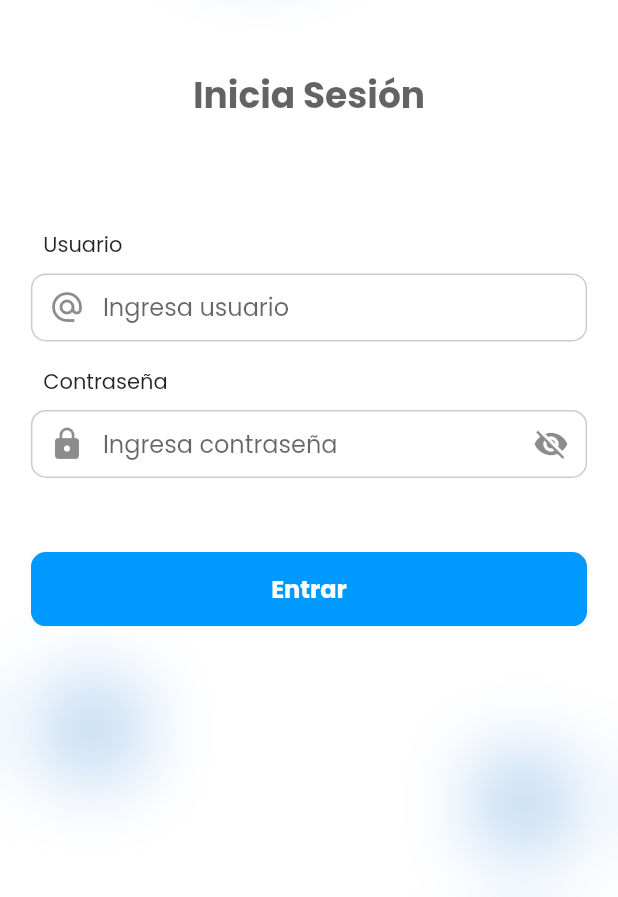
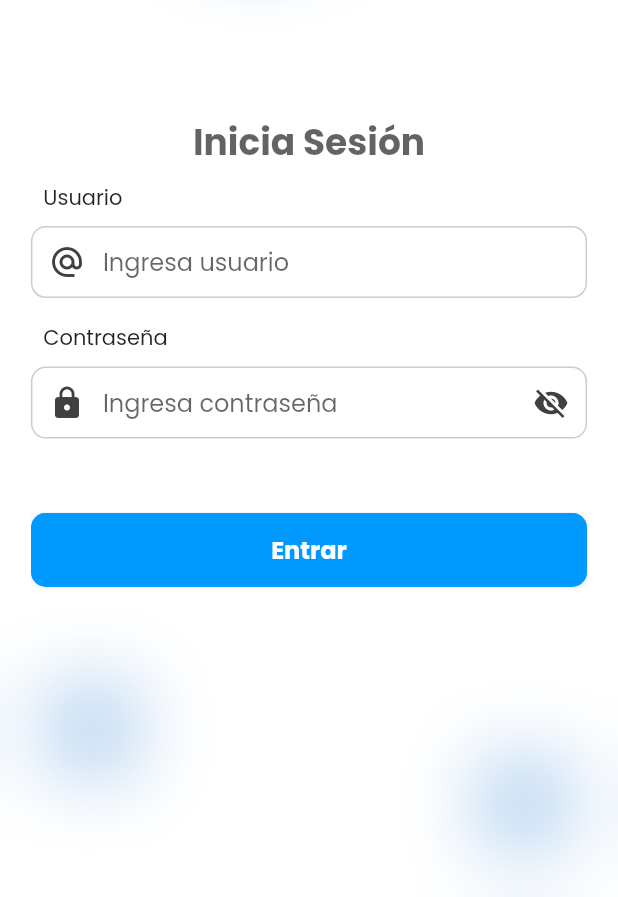
Before and after one commit to RitchieRS/emetrixapp, a Flutter app: the screen it shows after launch, on a phone screen of 412 x 824 dp, the part 339-1236 px from its top. Run offline on Flutter 3.47's test engine with Material 2 defaults, Android fonts, the phone set to English and light mode, and no system bars; our stand-ins replace animate_do, connectivity_plus, dio, flutter_riverpod, flutter_svg, freezed_annotation and 9 more; missing offline and left inert: hand_signature, qr_code_scanner; project files that could hold a hidden picture were left out.

Commit message:
Refactorizacion de sintaxis sound nullsafety

```diff
--- a/lib/app/core/modules/login/login.dart
+++ b/lib/app/core/modules/login/login.dart
@@ -10,7 +10,7 @@ class Login {
     required this.resp,
   });
 
-  final int idError;
+  final int? idError;
   final Resp resp;
 
   factory Login.fromRawJson(String str) => Login.fromJson(json.decode(str));
--- a/lib/app/core/modules/stores/stores.dart
+++ b/lib/app/core/modules/stores/stores.dart
@@ -13,7 +13,7 @@ class Store {
   int? definirNombre;
   String? clasificacion;
   int? rangoGPS;
-  String? checkGPS;
+  int? checkGPS;
 
   Store(
       {this.id,
--- a/lib/app/ui/modules/login/login.dart
+++ b/lib/app/ui/modules/login/login.dart
@@ -23,19 +23,17 @@ class LoginPage extends ConsumerStatefulWidget {
 class _LoginPageState extends ConsumerState<LoginPage> {
   final user = TextEditingController();
   final password = TextEditingController();
+  final userKey = GlobalKey<FormState>();
+  final passKey = GlobalKey<FormState>();
   bool obscurePassword = true;
   bool switchButton = false;
 
   @override
-  void initState() {
-    super.initState();
-    switchButton = false;
-  }
-
-  @override
   void dispose() {
     user.dispose();
+    userKey.currentState?.dispose();
     password.dispose();
+    passKey.currentState?.dispose();
     super.dispose();
   }
 
@@ -54,72 +52,54 @@ class _LoginPageState extends ConsumerState<LoginPage> {
       ),
       body: GestureDetector(
         onTap: () => FocusManager.instance.primaryFocus?.unfocus(),
-        child: SingleChildScrollView(
-          physics: const BouncingScrollPhysics(),
         child: Stack(
           children: [
             //Imagen
             const BackImage(),
 
-              Opacity(
-                opacity: 0.7,
-                child: Padding(
-                    padding: EdgeInsets.only(
-                      top: size.height * 0.33,
-                      //left: size.width * 0.07
-                    ),
-                    child: Align(
-                        alignment: Alignment.center,
-                        child: Text('Inicia Sesión', style: t.title))),
-              ),
-
             //Form
             FadeInUp(
               child: Padding(
-                  padding: EdgeInsets.only(top: size.height * 0.45),
-                  child: Container(
-                    height: size.height * 0.5,
-                    width: size.width,
-                    color: c.surface,
-                    child: Column(
+                padding: EdgeInsets.only(top: size.height * 0.3),
+                child: ListView(
+                  physics: const BouncingScrollPhysics(),
                   children: [
+                    Opacity(
+                      opacity: 0.7,
+                      child: Align(
+                          alignment: Alignment.center,
+                          child: Text('Inicia Sesión', style: t.title)),
+                    ),
                     //
                     Padding(
                         padding: EdgeInsets.only(
-                                top: size.height * 0.01,
-                                left: size.width * 0.07),
+                            top: size.height * 0.01, left: size.width * 0.07),
                         child: Align(
                             alignment: Alignment.centerLeft,
                             child: Text('Usuario', style: t.text2))),
                     TxtField(
+                      hinText: 'Ingresa usuario',
                       controller: user,
                       isPassword: false,
-                          obscurePassword: false,
-                          onPressed: () {},
+                      formKey: userKey,
                     ),
 
                     Padding(
                         padding: EdgeInsets.only(
-                                top: size.height * 0.01,
-                                left: size.width * 0.07),
+                            top: size.height * 0.01, left: size.width * 0.07),
                         child: Align(
                             alignment: Alignment.centerLeft,
                             child: Text('Contraseña', style: t.text2))),
                     TxtField(
+                      hinText: 'Ingresa contraseña',
                       controller: password,
                       isPassword: true,
-                          obscurePassword: obscurePassword,
-                          onPressed: () {
-                            setState(() {
-                              obscurePassword = !obscurePassword;
-                            });
-                          },
+                      formKey: passKey,
                     ),
 
                     switchButton == false
                         ? Padding(
-                                padding:
-                                    EdgeInsets.only(top: size.height * 0.05),
+                            padding: EdgeInsets.only(top: size.height * 0.05),
                             child: ButonDimentions(
                                 background: c.primary,
                                 title: 'Entrar',
@@ -128,11 +108,9 @@ class _LoginPageState extends ConsumerState<LoginPage> {
                                 width: size.width * 0.9,
                                 height: size.height * 0.06))
                         : Padding(
-                                padding:
-                                    EdgeInsets.only(top: size.height * 0.05),
+                            padding: EdgeInsets.only(top: size.height * 0.05),
                             child: const Center(
-                                  child:
-                                      CircularProgressIndicator(strokeWidth: 2),
+                              child: CircularProgressIndicator(strokeWidth: 2),
                             ),
                           )
 
@@ -141,11 +119,9 @@ class _LoginPageState extends ConsumerState<LoginPage> {
                 ),
               ),
             ),
-              ),
 
             //
           ],
-          ),
         ),
       ),
     );
@@ -155,77 +131,92 @@ class _LoginPageState extends ConsumerState<LoginPage> {
     final networkResult = await (Connectivity().checkConnectivity());
     setState(() => switchButton = !switchButton);
 
-    if (user.text.isEmpty || password.text.isEmpty) {
-      showYesNoMsj(
-          context: context,
-          title: 'Casi...',
-          content:
-              'El usuario y la contraseña no pueden estar vacios. Ingresa un usuario  y contraseña.',
-          yesOnly: true);
-      setState(() => switchButton = false);
-    } else if (networkResult == ConnectivityResult.none) {
+    if (!validateForm(userKey.currentState) &&
+        !validateForm(passKey.currentState)) {
+      setState(() {});
+      return;
+    }
+
+    if (!validateForm(userKey.currentState) ||
+        !validateForm(passKey.currentState)) {
+      setState(() {});
+      return;
+    }
+
+    if (networkResult == ConnectivityResult.none) {
       showYesNoMsj(
           context: context,
           title: 'Sin Conexión',
           content:
               'Conéctate a internet para poder iniciar sesión correctamente.',
           yesOnly: true);
+      setState(() => switchButton = false);
+      return;
+    }
 
+    await requestAccess();
+    //
+  }
+
+  bool validateForm(FormState? form) {
+    if (form != null) {
+      if (form.validate()) {
+        //Form is valid
+        setState(() {});
+        return true;
+      } else {
+        //Form is invalid
+        setState(() {});
         setState(() => switchButton = false);
-    } else {
-      await requestAccess();
-      await getStores();
+        return false;
       }
+    }
+    return false;
   }
 
   Future requestAccess() async {
     final prefs = await SharedPreferences.getInstance();
     final isDark = prefs.containsKey('isDarkMode');
+    final navigator = Navigator.of(context);
 
-    WidgetsBinding.instance.addPostFrameCallback((_) async {
-      final navigator = Navigator.of(context);
     bool userLoggedIn = await ref
         .read(loginControllerProvider.notifier)
         .sendRequest(user.text, password.text);
     setState(() {});
 
     if (userLoggedIn == true && isDark == false) {
-        Future.delayed(const Duration(seconds: 1)).whenComplete(() async {
+      await getStores();
       navigator.pushReplacementNamed('onboard');
       user.clear();
       password.clear();
       setState(() => switchButton = false);
       await vibrate();
-        });
-      } else if (userLoggedIn == true && isDark == true) {
-        Future.delayed(const Duration(seconds: 1)).whenComplete(() async {
+      return;
+    }
+    if (userLoggedIn == true && isDark == true) {
+      await getStores();
       navigator.pushReplacementNamed('home');
       user.clear();
       password.clear();
       setState(() => switchButton = false);
       await vibrate();
-        });
-      } else {
-        Future.delayed(const Duration(seconds: 1)).whenComplete(() {
+      return;
+    }
+    await Future.delayed(const Duration(seconds: 1)).whenComplete(() {
       setState(() => switchButton = false);
       user.clear();
       password.clear();
       showYesNoMsj(
           context: context,
           title: 'Error',
-              content:
-                  'El usuario y la contraseña no existen. Intentalo de nuevo.',
+          content: 'El usuario y la contraseña no existen. Intentalo de nuevo.',
           yesOnly: true);
-        });
-      }
     });
   }
 
   Future getStores() async {
-    WidgetsBinding.instance.addPostFrameCallback((_) async {
     List<String> storesJson = [];
-      final stores =
-          await ref.read(loginControllerProvider.notifier).getStores();
+    final stores = await ref.read(loginControllerProvider.notifier).getStores();
     final storesAdditional =
         await ref.read(loginControllerProvider.notifier).getAditionalStores();
 
@@ -237,6 +228,5 @@ class _LoginPageState extends ConsumerState<LoginPage> {
     });
 
     ref.read(loginControllerProvider.notifier).saveStoresData(storesJson);
-    });
   }
 }
--- a/lib/app/ui/modules/login/widgets/my_text_field.dart
+++ b/lib/app/ui/modules/login/widgets/my_text_field.dart
@@ -3,18 +3,18 @@ import 'package:flutter_riverpod/flutter_riverpod.dart';
 import 'package:emetrix_flutter/app/ui/utils/utils.dart';
 
 class TxtField extends ConsumerStatefulWidget {
-  const TxtField(
-      {super.key,
+  const TxtField({
+    super.key,
     required this.controller,
     required this.isPassword,
-      required this.obscurePassword,
-      required this.onPressed
+    required this.formKey,
+    this.hinText = 'Ingresa texto',
     // required this.onChanged
   });
   final TextEditingController controller;
   final bool isPassword;
-  final bool obscurePassword;
-  final void Function()? onPressed;
+  final GlobalKey<FormState> formKey;
+  final String hinText;
   // final Function(String text) onChanged;
 
   @override
@@ -22,74 +22,99 @@ class TxtField extends ConsumerStatefulWidget {
 }
 
 class _TxtFieldState extends ConsumerState<TxtField> {
+  bool obscure = true;
+  Color iconColor = c.disabled;
+  final enebledBorder = OutlineInputBorder(
+    borderSide: BorderSide(color: Colors.black54.withOpacity(0.2)),
+    borderRadius: BorderRadius.circular(10),
+  );
+  final focusedBorder = OutlineInputBorder(
+    borderSide: BorderSide(color: c.primary),
+    borderRadius: BorderRadius.circular(10),
+  );
+  final errorBorder = OutlineInputBorder(
+    borderSide: BorderSide(color: c.error),
+    borderRadius: BorderRadius.circular(10),
+  );
+
   @override
   Widget build(BuildContext context) {
     final size = MediaQuery.of(context).size;
+    final height = size.height * 0.055;
+    final width = size.width * 0.9;
+    final contentPadding = EdgeInsets.only(
+      left: 12,
+      bottom: 0,
+      top: height / 2,
+    );
+    final outsidePadding = EdgeInsets.only(
+      top: size.height * 0.01,
+      bottom: size.height * 0.01,
+    );
 
-    return widget.isPassword == false
-        ? Padding(
-            padding: EdgeInsets.only(
-                top: size.height * 0.01, bottom: size.height * 0.01),
-            child: TextField(
+    return Center(
+      child: Padding(
+        padding: outsidePadding,
+        child: Form(
+          key: widget.formKey,
+          child: TextFormField(
               controller: widget.controller,
+              validator: (value) => validateEmpty(value),
+              onChanged: (value) => validateAndSave(),
               keyboardType: TextInputType.emailAddress,
+              obscureText: widget.isPassword ? obscure : false,
               textCapitalization: TextCapitalization.none,
               decoration: InputDecoration(
-                    contentPadding: EdgeInsets.only(
-                        left: 12, bottom: 0, top: size.height * 0.055 / 3),
-                    prefixIcon: const Icon(Icons.alternate_email),
-                    constraints: BoxConstraints(
-                        maxHeight: size.height * 0.055,
-                        maxWidth: size.width * 0.9),
-                    focusedBorder: OutlineInputBorder(
-                        borderSide: BorderSide(color: c.primary),
-                        borderRadius: BorderRadius.circular(10)),
-                    enabledBorder: OutlineInputBorder(
-                        borderSide:
-                            BorderSide(color: Colors.black54.withOpacity(0.2)),
-                        borderRadius: BorderRadius.circular(10)),
-                    hintText: 'Ingresa usuario')),
-          )
-        : Padding(
-            padding: EdgeInsets.only(
-                top: size.height * 0.01, bottom: size.height * 0.01),
-            child: TextField(
-                controller: widget.controller,
-                keyboardType: TextInputType.emailAddress,
-                obscureText: widget.obscurePassword,
-                textCapitalization: TextCapitalization.none,
-                decoration: InputDecoration(
-                    contentPadding: EdgeInsets.only(
-                        left: 12, bottom: 0, top: size.height * 0.055 / 3),
-                    prefixIcon: const Icon(Icons.lock),
-                    suffixIcon: IconButton(
-                        onPressed: widget.onPressed,
-                        icon: Icon(widget.obscurePassword == false
-                            ? Icons.remove_red_eye
-                            : Icons.visibility_off)),
-                    constraints: BoxConstraints(
-                        maxHeight: size.height * 0.055,
-                        maxWidth: size.width * 0.9),
-                    focusedBorder: OutlineInputBorder(
-                        borderSide: BorderSide(color: c.primary),
-                        borderRadius: BorderRadius.circular(10)),
-                    enabledBorder: OutlineInputBorder(
-                        borderSide:
-                            BorderSide(color: Colors.black54.withOpacity(0.2)),
-                        borderRadius: BorderRadius.circular(10)),
-                    hintText: 'Ingresa contraseña')),
+                contentPadding: contentPadding,
+                prefixIcon: Icon(
+                    widget.isPassword ? Icons.lock : Icons.alternate_email,
+                    color: iconColor),
+                suffixIcon: widget.isPassword
+                    ? IconButton(
+                        onPressed: () => handleObscure(),
+                        icon: Icon(
+                            obscure
+                                ? Icons.visibility_off
+                                : Icons.remove_red_eye,
+                            color: iconColor))
+                    : null,
+                constraints: BoxConstraints(minHeight: height, maxWidth: width),
+                focusedBorder: focusedBorder,
+                enabledBorder: enebledBorder,
+                errorBorder: errorBorder,
+                focusedErrorBorder: errorBorder,
+                hintText: widget.hinText,
+              )),
+        ),
+      ),
     );
   }
 
-  Widget clearText() {
-    setState(() {});
-    return IconButton(
-        onPressed: () => widget.controller.clear(),
-        icon: const Icon(Icons.close));
+  void validateAndSave() {
+    final form = widget.formKey.currentState;
+    if (form != null) {
+      if (form.validate()) {
+        setState(() => iconColor = c.primary);
+        return;
+      }
+      setState(() => iconColor = c.error);
+      return;
+    }
+    setState(() => iconColor = c.disabled);
   }
 
-  Widget empty() {
-    setState(() {});
-    return Container(width: 0);
+  String? validateEmpty(String? value) {
+    if (value == null) {
+      return '';
+    }
+    if (value == '' || value.isEmpty) {
+      return 'Completa el campo';
+    }
+
+    return null;
+  }
+
+  void handleObscure() {
+    setState(() => obscure = !obscure);
   }
 }
--- a/lib/app/ui/modules/sondeo/components/components.dart
+++ b/lib/app/ui/modules/sondeo/components/components.dart
@@ -6,7 +6,6 @@ export 'select_multiple.dart';
 export 'select_photo.dart';
 export 'selection.dart';
 export 'signature.dart';
-export 'type_builder.dart';
 export 'type_sondeo.dart';
 export 'info_question.dart';
 export 'map_view.dart';
--- a/lib/app/ui/modules/sondeo/components/date_time.dart
+++ b/lib/app/ui/modules/sondeo/components/date_time.dart
@@ -10,10 +10,12 @@ class PickerDT extends ConsumerStatefulWidget {
     this.onlyDate,
     this.onlyTime,
     required this.pregunta,
+    required this.getDateTime,
   });
   final bool? onlyDate;
   final bool? onlyTime;
   final String pregunta;
+  final Function(DateTime?) getDateTime;
 
   @override
   ConsumerState<ConsumerStatefulWidget> createState() => _PickerDTState();
@@ -116,6 +118,7 @@ class _PickerDTState extends ConsumerState<PickerDT>
             firstDate: DateTime.now(),
             lastDate: DateTime.now().add(const Duration(days: 30))) ??
         DateTime.now();
+    widget.getDateTime(selectedDate);
     setState(() {});
   }
 
@@ -128,6 +131,7 @@ class _PickerDTState extends ConsumerState<PickerDT>
     if (hour != null) {
       setState(() {
         selectedDate = DateTime(2023, 1, 1, hour.hour, hour.minute);
+        widget.getDateTime(selectedDate);
       });
     }
   }
@@ -156,6 +160,8 @@ class _PickerDTState extends ConsumerState<PickerDT>
             hour.hour,
             hour.minute,
           );
+
+          widget.getDateTime(selectedDate);
         });
       }
     }
--- a/lib/app/ui/modules/sondeo/sondeo_individual.dart
+++ b/lib/app/ui/modules/sondeo/sondeo_individual.dart
@@ -32,7 +32,7 @@ class _SondeosBuilderState extends ConsumerState<SingleSondeoPage>
   double progressBar = 0; //* 1 = 100%
   int lenght = 0;
   List<TextEditingController> textControllers = [];
-  int inputIndex = 0;
+  int inputIndex = 1;
   int indexGlobal = 0;
   List<String> inputs = ['abierta', 'numerico', 'email', 'decimal'];
 
@@ -127,6 +127,8 @@ class _SondeosBuilderState extends ConsumerState<SingleSondeoPage>
                         setState(() {});
                       },
                       itemBuilder: (context, index) {
+                        print('index ${index + 1}');
+                        print('length ${textControllers.length}');
                         // indexGlobal = index;
 
                         if (widget.sondeoItem.preguntas?[index].tipo ==
--- a/lib/app/ui/modules/splash/splash.dart
+++ b/lib/app/ui/modules/splash/splash.dart
@@ -69,16 +69,12 @@ class _SplashPageState extends ConsumerState<SplashPage> {
     final prefs = await SharedPreferences.getInstance();
     session = prefs.getString('loginInfo');
     setState(() {});
-    // if (kDebugMode) {
-    //   print('SESION ---> $session');
-    // }
   }
 
   Future<void> _checkRoute() async {
     await Future.delayed(const Duration(milliseconds: 2000))
         .whenComplete(() async {
       if (session != null) {
-        //Home
         await Navigator.pushReplacement(
             context,
             PageRouteBuilder(
@@ -87,7 +83,6 @@ class _SplashPageState extends ConsumerState<SplashPage> {
                       child: const MainPage(),
                     )));
       } else {
-        //LogIn
         await Navigator.pushReplacement(
             context,
             PageRouteBuilder(
@@ -96,7 +91,6 @@ class _SplashPageState extends ConsumerState<SplashPage> {
                       child: const LoginPage(),
                     )));
       }
-      //
     });
   }
 }
--- a/lib/app/ui/utils/widgets/button_dimentions.dart
+++ b/lib/app/ui/utils/widgets/button_dimentions.dart
@@ -28,7 +28,8 @@ class ButonDimentions extends ConsumerStatefulWidget {
 class _Buton2State extends ConsumerState<ButonDimentions> {
   @override
   Widget build(BuildContext context) {
-    return Material(
+    return Center(
+      child: Material(
         child: InkWell(
           borderRadius: BorderRadius.circular(10),
           onTap: widget.onTap,
@@ -52,6 +53,7 @@ class _Buton2State extends ConsumerState<ButonDimentions> {
             ),
           ),
         ),
+      ),
     );
   }
 }
```
Also changed, not shown: lib/app/core/modules/stores/repository.dart (+8 -2 lines), lib/app/ui/modules/out_of_route/out_of_route.dart (+8 -4 lines), lib/app/ui/modules/sondeo/components/question_builder.dart (+15 -3 lines), lib/app/ui/modules/sondeo/components/type_builder.dart (deleted, +0 -133 lines). Lines whose indentation alone changed are shown as unchanged.
